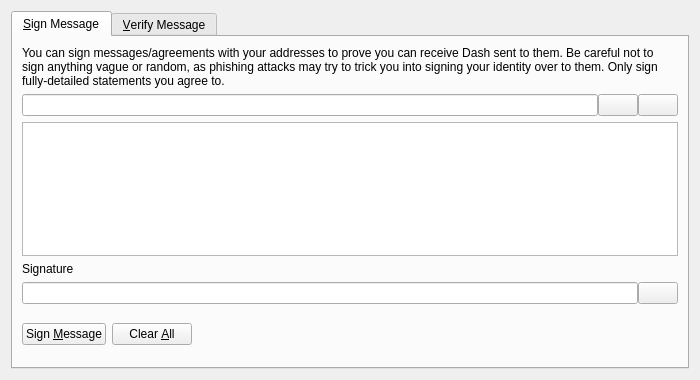
Qt form src/qt/forms/signverifymessagedialog.ui (UbiState/ubicoin) before a commit.
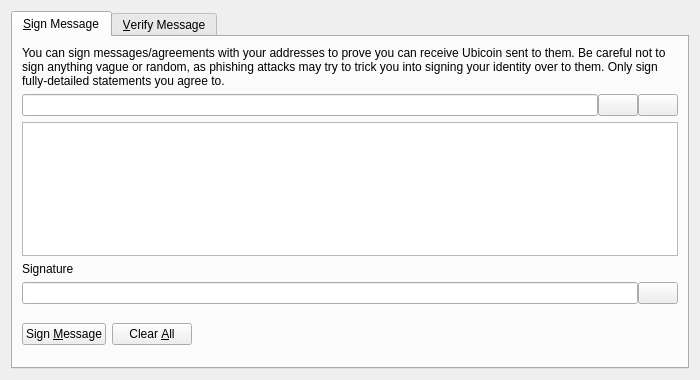
The same form after that commit. Custom widgets are drawn as their Qt base class.

```diff
--- a/src/qt/forms/signverifymessagedialog.ui
+++ b/src/qt/forms/signverifymessagedialog.ui
@@ -30,7 +30,7 @@
        <item>
         <widget class="QLabel" name="infoLabel_SM">
          <property name="text">
-          <string>You can sign messages/agreements with your addresses to prove you can receive Dash sent to them. Be careful not to sign anything vague or random, as phishing attacks may try to trick you into signing your identity over to them. Only sign fully-detailed statements you agree to.</string>
+          <string>You can sign messages/agreements with your addresses to prove you can receive Ubicoin sent to them. Be careful not to sign anything vague or random, as phishing attacks may try to trick you into signing your identity over to them. Only sign fully-detailed statements you agree to.</string>
          </property>
          <property name="textFormat">
           <enum>Qt::PlainText</enum>
```
Left out of the diff: 8 changed lines with no effect on the pictures.
